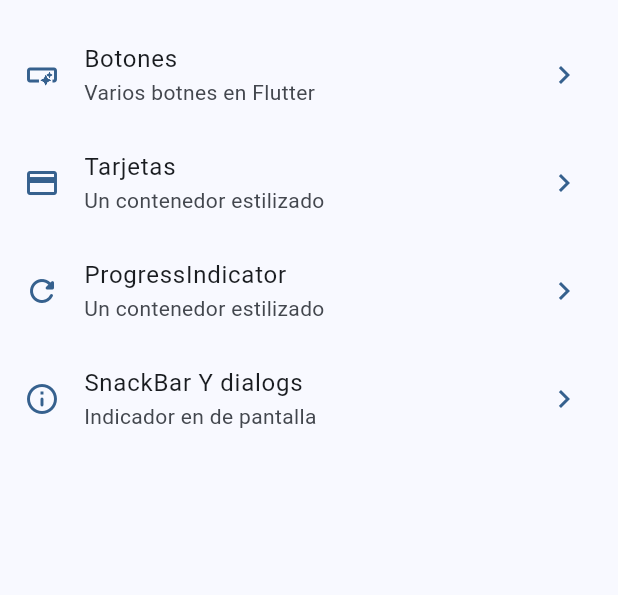
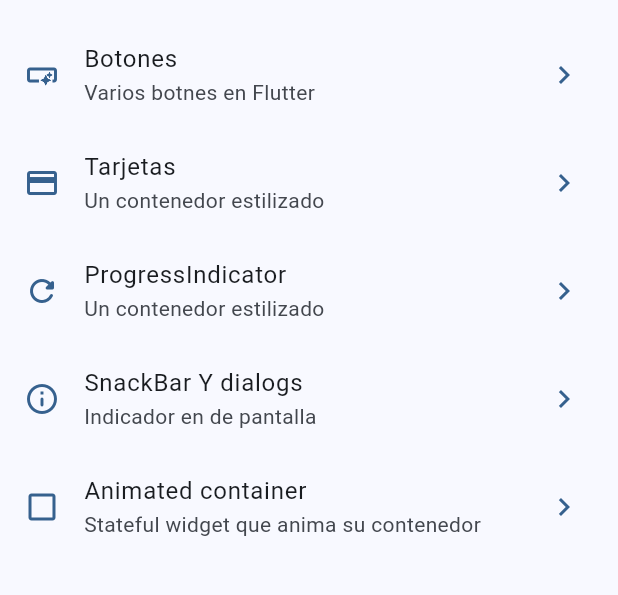
Before and after one commit to LucasMJuarez/widgets_flutter_app, a Flutter app: the screen it shows after launch, on a phone screen of 412 x 824 dp, the part 63-658 px from its top. Run offline on Flutter 3.47's test engine with Material 3 defaults, Android fonts, the phone set to English and light mode, and no system bars; our stand-ins replace go_router.

Commit message:
added animated screen into menu and routes

```diff
--- a/lib/config/menu/menu_items.dart
+++ b/lib/config/menu/menu_items.dart
@@ -42,4 +42,10 @@ const appMenuItems = <MenuItems>[
     link: '/snackbar',
     icon: Icons.info_outline_rounded,
   ),
+  MenuItems(
+    title: 'Animated container',
+    subTitle: 'Stateful widget que anima su contenedor',
+    link: '/animated',
+    icon: Icons.check_box_outline_blank,
+  ),
 ];
--- a/lib/config/router/app_router.dart
+++ b/lib/config/router/app_router.dart
@@ -29,5 +29,10 @@ final appRouter = GoRouter(
       name: SnackBarScreen.name,
       builder: (context, state) => const SnackBarScreen(),
     ),
+    GoRoute(
+      path: '/animated',
+      name: AnimateScreen.name,
+      builder: (context, state) => const AnimateScreen(),
+    ),
   ],
 );
```
